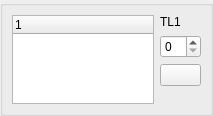
Qt form src/HEXABLOCKGUI/MyDlgRef/DlgRef_1List1Spin1Btn_QTD.ui (SalomePlatform/hexablock) before a commit.
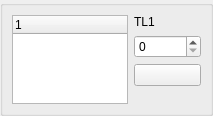
The same form after that commit.

The edit to the form file:
```diff
--- a/src/HEXABLOCKGUI/MyDlgRef/DlgRef_1List1Spin1Btn_QTD.ui
+++ b/src/HEXABLOCKGUI/MyDlgRef/DlgRef_1List1Spin1Btn_QTD.ui
@@ -31,8 +31,14 @@
       <property name="spacing" >
        <number>6</number>
       </property>
-      <item rowspan="4" row="0" column="0" >
-       <widget class="QTreeWidget" name="ListView1" />
+      <item row="0" column="0" rowspan="4">
+       <widget class="QTreeWidget" name="ListView1">
+        <column>
+         <property name="text">
+          <string notr="true">1</string>
+         </property>
+        </column>
+       </widget>
       </item>
       <item row="3" column="1" >
        <spacer>
@@ -57,8 +63,12 @@
         </property>
        </widget>
       </item>
-      <item row="1" column="1" >
-       <widget class="QSpinBox" name="SpinBox1" />
+      <item row="1" column="1">
+       <widget class="QSpinBox" name="SpinBox1">
+        <property name="maximum">
+         <number>1000000</number>
+        </property>
+       </widget>
       </item>
       <item row="0" column="1" >
        <widget class="QLabel" name="TextLabel1" >
@@ -75,7 +85,7 @@
    </item>
   </layout>
  </widget>
- <layoutdefault spacing="6" margin="11" />
+ <layoutdefault spacing="6" margin="11"/>
  <pixmapfunction>qPixmapFromMimeSource</pixmapfunction>
  <tabstops>
   <tabstop>ListView1</tabstop>
```
Left out of the diff: 49 changed lines with no effect on the pictures.
